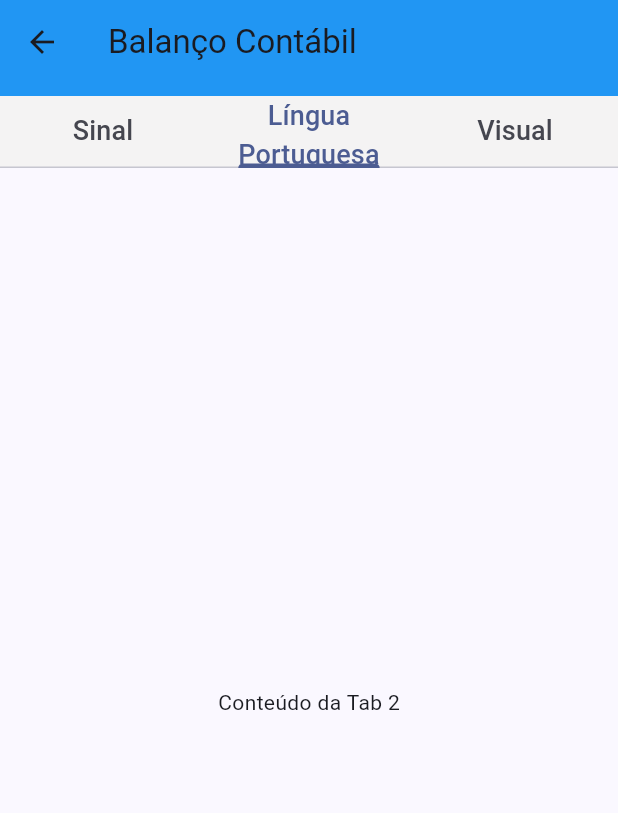
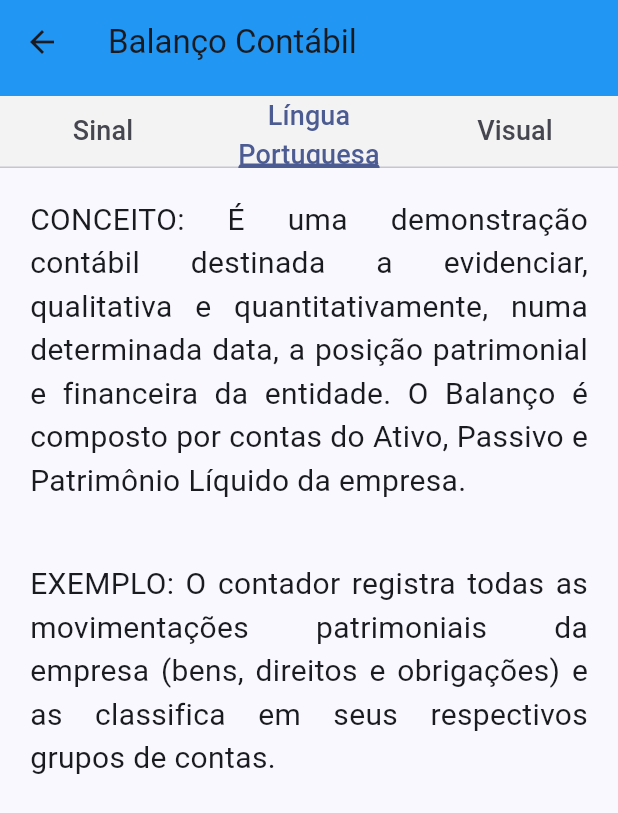
Before and after one commit to gabRochaOliv/conta-libras, a Flutter app: the BalancoContabilPage screen opened directly, tab 2 chosen, on a phone screen of 412 x 824 dp. Shown: the top 813 px of the screen. Run offline on Flutter 3.47's test engine with Material 3 defaults, Android fonts, the phone set to English and light mode, and no system bars; our stand-ins replace video_player.

Commit message:
Ajustando o padrão que será trabalhado nas telas, seguindo o termo balanço contábil

```diff
--- a/lib/BalancoContabilPage.dart
+++ b/lib/BalancoContabilPage.dart
@@ -66,8 +66,65 @@ class _BalancoContabilPageState extends State<BalancoContabilPage>
   Widget build(BuildContext context) {
     _tabContents = [
       _buildVideoPlayerTab(),
-      const Center(child: Text('Conteúdo da Tab 2')),
-      const Center(child: Text('Conteúdo da Tab 3')),
+      const Column(
+        crossAxisAlignment: CrossAxisAlignment.start,
+        children: [
+          Padding(
+            padding: EdgeInsets.all(20.0),
+            child: Text(
+              'CONCEITO: É uma demonstração contábil destinada a '
+              'evidenciar, qualitativa e quantitativamente, numa determinada '
+              'data, a posição patrimonial e financeira da entidade. O Balanço '
+              'é composto por contas do Ativo, Passivo e Patrimônio Líquido '
+              'da empresa.',
+              textAlign: TextAlign.justify,
+              style: TextStyle(fontSize: 20.0),
+            ),
+          ),
+          Padding(
+            padding: EdgeInsets.all(20.0),
+            child: Text(
+              'EXEMPLO: '
+              'O contador registra todas as movimentações patrimoniais '
+              'da empresa (bens, direitos e obrigações) e as classifica em seus '
+              'respectivos grupos de contas.',
+              textAlign: TextAlign.justify,
+              style: TextStyle(fontSize: 20.0),
+            ),
+          ),
+        ],
+      ),
+      Column(
+        mainAxisAlignment: MainAxisAlignment.center,
+        crossAxisAlignment: CrossAxisAlignment.center,
+        children: [
+          Padding(
+            padding: const EdgeInsets.all(20.0),
+            child: Text(
+              'Língua Brasileira de Sinais',
+              style: TextStyle(fontSize: 20.0, fontWeight: FontWeight.bold),
+            ),
+          ),
+          Image.asset(
+            'assets/sinal-balanco.png',
+            height: 200,
+            width: 400,
+          ),
+          SizedBox(height: 20),
+          Padding(
+            padding: const EdgeInsets.all(20.0),
+            child: Text(
+              'Representação Visual',
+              style: TextStyle(fontSize: 20.0, fontWeight: FontWeight.bold),
+            ),
+          ),
+          Image.asset(
+            'assets/tabela-balanco.png',
+            height: 200,
+            width: 400,
+          ),
+        ],
+      ),
     ];
     return Scaffold(
       appBar: AppBar(
--- a/pubspec.yaml
+++ b/pubspec.yaml
@@ -43,3 +43,5 @@ flutter:
     - assets/bemvindo.mp4
     - assets/Conta Libras_PNG.png
     - assets/Bem Vindo2.mp4
+    - assets/sinal-balanco.png
+    - assets/tabela-balanco.png
```
Also changed, not shown: assets/sinal-balanco.png (added), assets/tabela-balanco.png (added).
